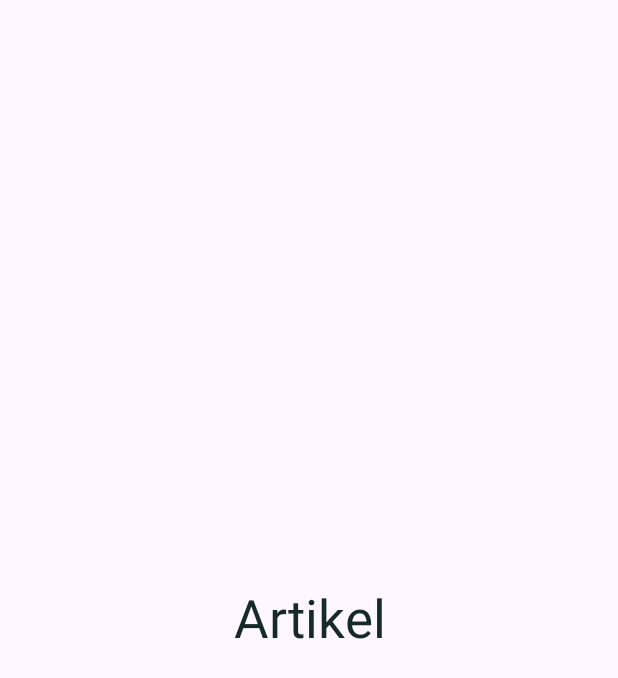
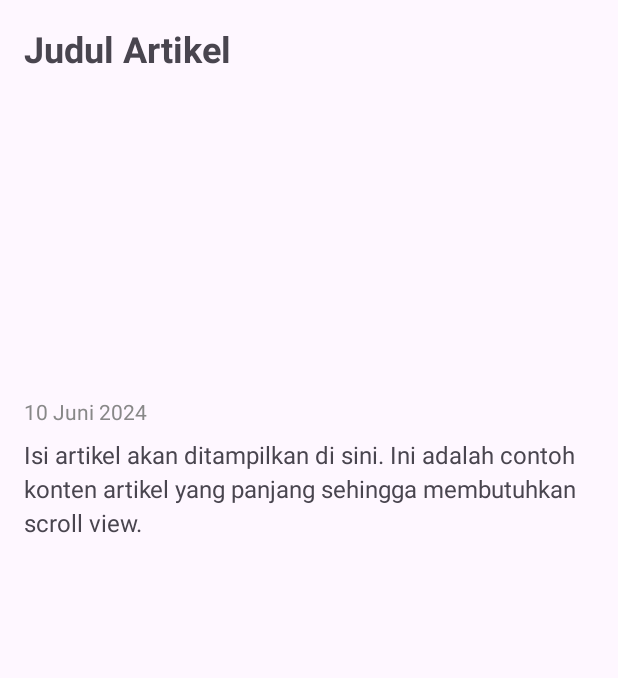
Before and after one commit to C241-PS087/BooTani_Android, an Android app: the fragment ArtikelFragment shown on its own in the app's theme, on a phone screen of 412 x 824 dp. Shown: the top 678 px of the screen. Run offline under Robolectric (Android 15) with nearby library versions, the phone set to English and light mode, and no system bars.

Commit message:
membuat fragment artikel

```diff
--- a/app/src/main/res/layout/fragment_artikel.xml
+++ b/app/src/main/res/layout/fragment_artikel.xml
@@ -1,17 +1,51 @@
 <?xml version="1.0" encoding="utf-8"?>
-<FrameLayout xmlns:android="http://schemas.android.com/apk/res/android"
-    xmlns:tools="http://schemas.android.com/tools"
+<ScrollView xmlns:android="http://schemas.android.com/apk/res/android"
     android:layout_width="match_parent"
-    android:layout_height="match_parent"
-    tools:context=".ArtikelFragment">
+    android:layout_height="match_parent">
 
-    <!-- TODO: Update blank fragment layout -->
-    <TextView
+    <LinearLayout
         android:layout_width="match_parent"
-        android:layout_height="match_parent"
-        android:text="Artikel"
-        android:gravity="center"
-        android:textColor="@color/midnight"
-        android:textSize="35sp"/>
+        android:layout_height="wrap_content"
+        android:orientation="vertical"
+        android:padding="16dp">
 
-</FrameLayout>
+        <!-- Judul Artikel -->
+        <TextView
+            android:id="@+id/article_title"
+            android:layout_width="match_parent"
+            android:layout_height="wrap_content"
+            android:text="Judul Artikel"
+            android:textSize="24sp"
+            android:textStyle="bold"
+            android:layout_marginBottom="8dp"/>
+
+        <!-- Gambar Artikel -->
+        <ImageView
+            android:id="@+id/article_image"
+            android:layout_width="match_parent"
+            android:layout_height="200dp"
+            android:scaleType="centerCrop"
+            android:layout_marginBottom="8dp"/>
+
+        <!-- Tanggal Artikel -->
+        <TextView
+            android:id="@+id/article_date"
+            android:layout_width="match_parent"
+            android:layout_height="wrap_content"
+            android:text="10 Juni 2024"
+            android:textSize="14sp"
+            android:textColor="#888888"
+            android:layout_marginBottom="8dp"/>
+
+        <!-- Konten Artikel -->
+        <TextView
+            android:id="@+id/article_content"
+            android:layout_width="match_parent"
+            android:layout_height="wrap_content"
+            android:text="Isi artikel akan ditampilkan di sini. Ini adalah contoh konten artikel yang panjang sehingga membutuhkan scroll view."
+            android:textSize="16sp"
+            android:lineSpacingExtra="4dp"/>
+
+    </LinearLayout>
+
+</ScrollView>
```
